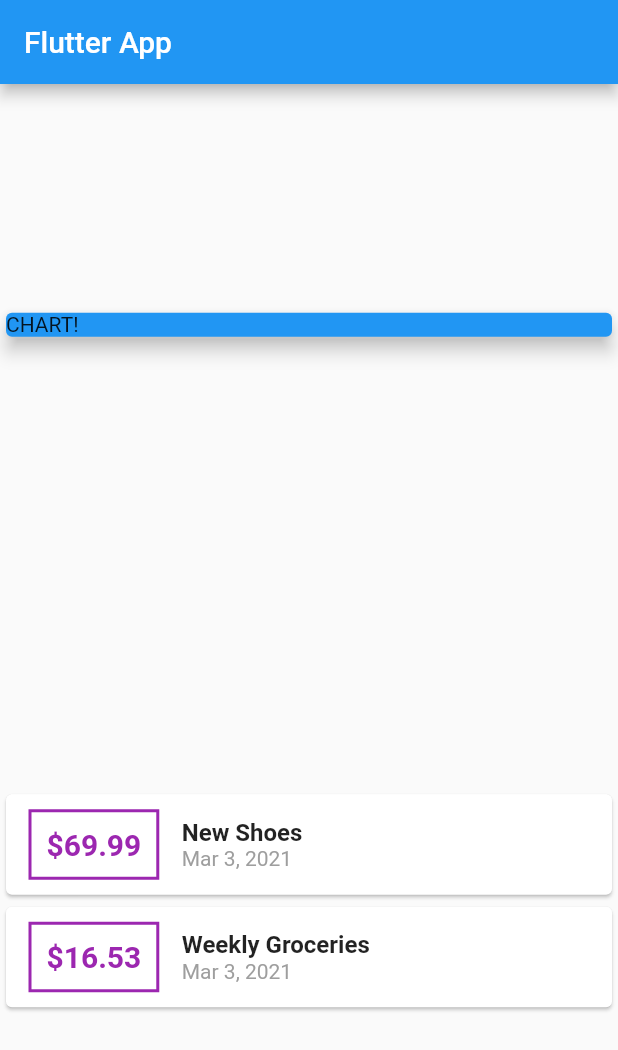
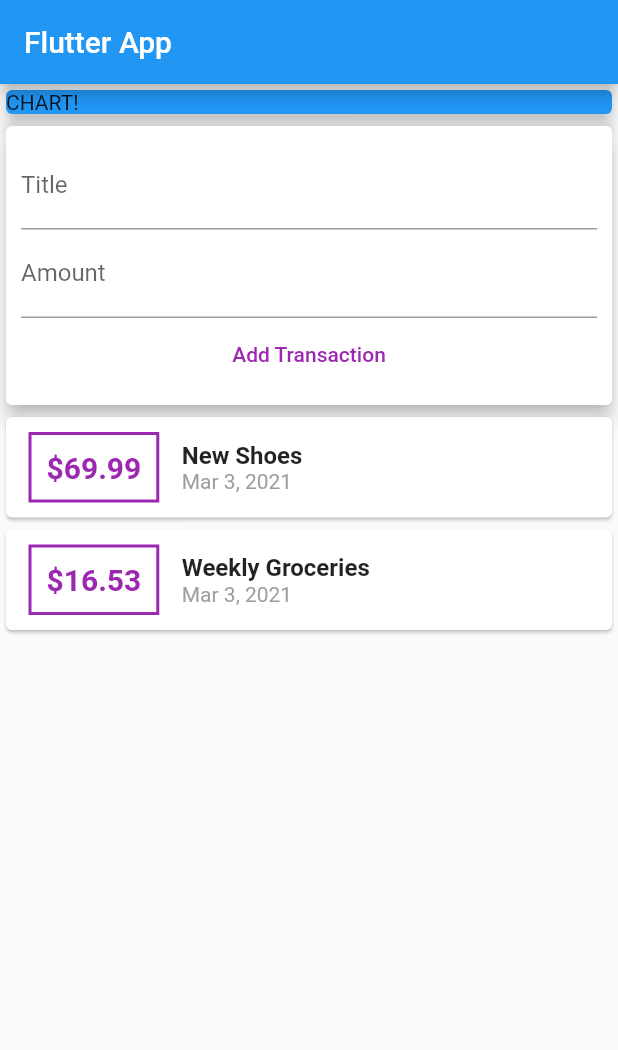
Before and after one commit to emeban44/expense_planner_app, a Flutter app: the screen it shows after launch, on a phone screen of 412 x 824 dp. Shown: the top 1050 px of the screen. Run offline on Flutter 3.47's test engine with Material 2 defaults, Android fonts, the phone set to English and light mode, and no system bars.

Commit message:
basic user input

```diff
--- a/lib/main.dart
+++ b/lib/main.dart
@@ -29,6 +29,10 @@ class MyHomePage extends StatelessWidget {
       date: DateTime.now(),
     ),
   ];
+//  String titleInput;
+//  String amountInput;
+  final titleController = TextEditingController();
+  final amountController = TextEditingController();
 
   @override
   Widget build(BuildContext context) {
@@ -37,7 +41,7 @@ class MyHomePage extends StatelessWidget {
         title: Text('Flutter App'),
       ),
       body: Column(
-        mainAxisAlignment: MainAxisAlignment.spaceAround,
+        //  mainAxisAlignment: MainAxisAlignment.start,
         crossAxisAlignment: CrossAxisAlignment.stretch,
         children: <Widget>[
           Container(
@@ -46,6 +50,35 @@ class MyHomePage extends StatelessWidget {
               color: Colors.blue,
               child: Text("CHART!"),
               elevation: 5,
+            ),
+          ),
+          Card(
+            elevation: 5,
+            child: Container(
+              padding: EdgeInsets.all(10),
+              child: Column(
+                children: [
+                  TextField(
+                    decoration: InputDecoration(labelText: 'Title'),
+                    controller: titleController,
+                    //      onChanged: (val) {
+                    //        titleInput = val;
+                    //      },
+                  ),
+                  TextField(
+                    decoration: InputDecoration(labelText: 'Amount'),
+                    controller: amountController,
+                    //       onChanged: (val) => amountInput = val,
+                  ),
+                  FlatButton(
+                    child: Text('Add Transaction'),
+                    textColor: Colors.purple,
+                    onPressed: () {
+                      print(titleController.text);
+                    },
+                  )
+                ],
+              ),
             ),
           ),
           Column(
```
